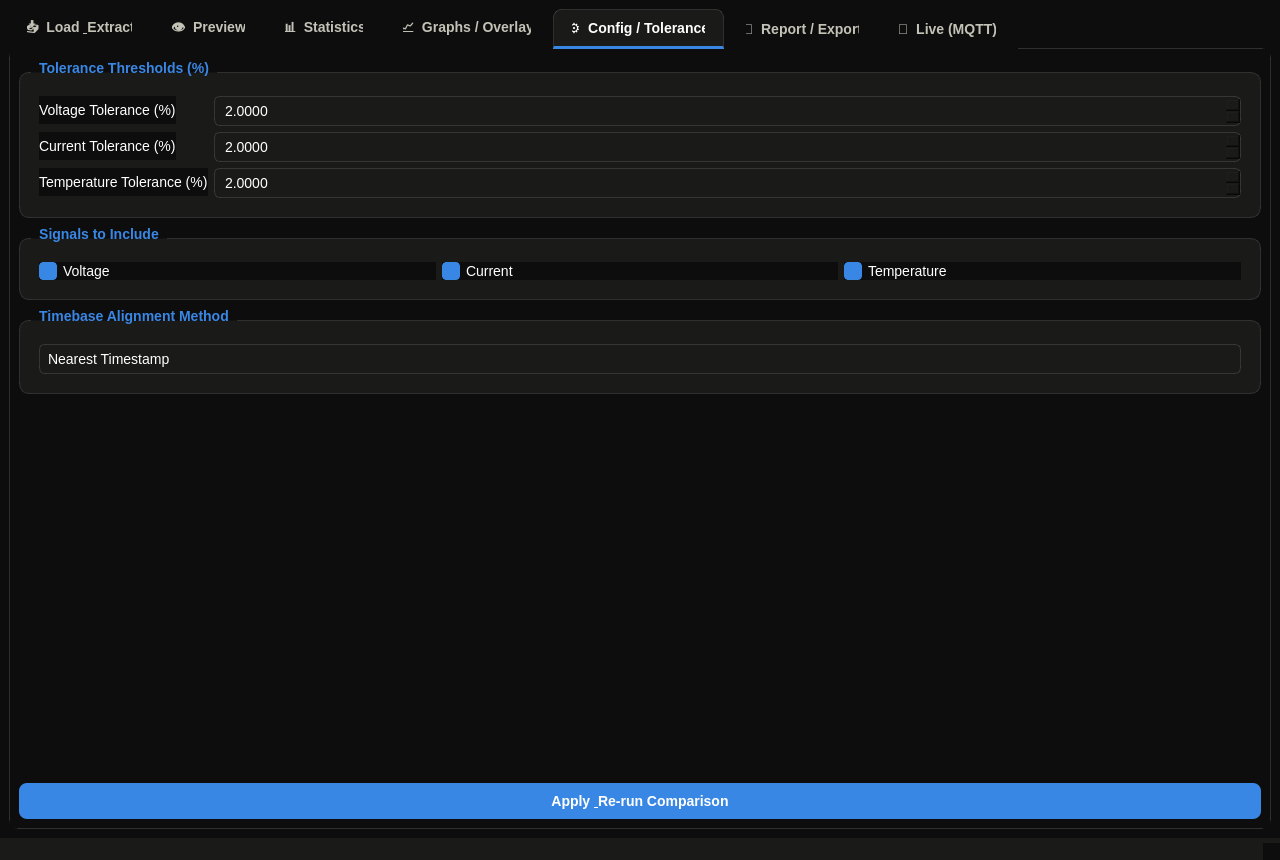
The window that f.ui (Mezo-2006/COMPARISON-BATTERY-TOOL) describes before a commit, drawn with Qt 5.
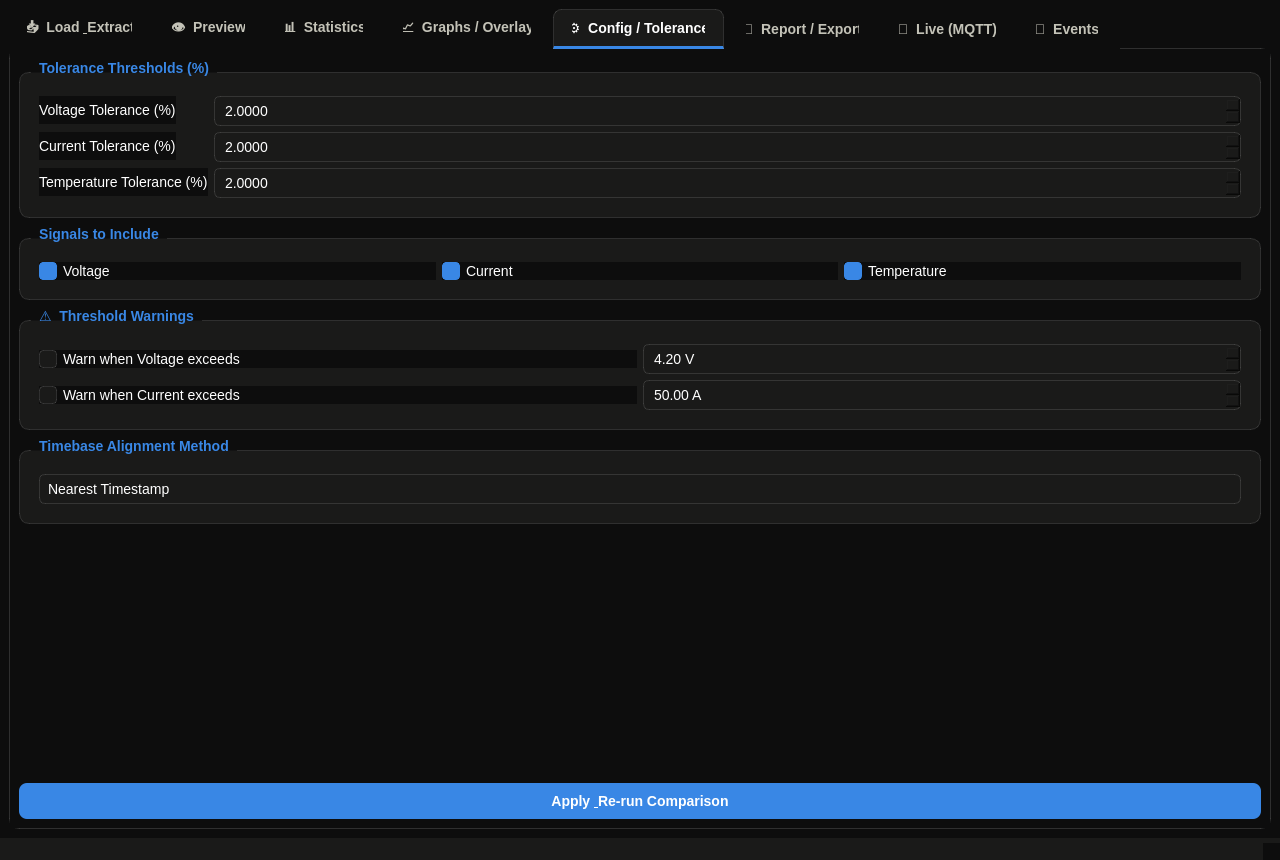
The same window after the commit. The open tabs and pages were chosen to show the change. Custom widgets are drawn as their Qt base class.

Commit message: synthetic data  generater and publisher plus new event detector

What changed in the file:
```diff
--- a/f.ui
+++ b/f.ui
@@ -792,6 +792,79 @@
           </layout>
          </widget>
         </item>
+        <item>
+         <widget class="QGroupBox" name="groupBoxThresholdWarnings">
+          <property name="title">
+           <string>⚠  Threshold Warnings</string>
+          </property>
+          <layout class="QGridLayout" name="gridLayoutThresholdWarnings">
+           <item row="0" column="0">
+            <widget class="QCheckBox" name="checkBoxEnableVoltageThreshold">
+             <property name="text">
+              <string>Warn when Voltage exceeds</string>
+             </property>
+            </widget>
+           </item>
+           <item row="0" column="1">
+            <widget class="QDoubleSpinBox" name="doubleSpinBoxVoltageThreshold">
+             <property name="enabled">
+              <bool>false</bool>
+             </property>
+             <property name="suffix">
+              <string> V</string>
+             </property>
+             <property name="decimals">
+              <number>2</number>
+             </property>
+             <property name="minimum">
+              <double>-1000.000000000000000</double>
+             </property>
+             <property name="maximum">
+              <double>1000.000000000000000</double>
+             </property>
+             <property name="singleStep">
+              <double>0.100000000000000</double>
+             </property>
+             <property name="value">
+              <double>4.200000000000000</double>
+             </property>
+            </widget>
+           </item>
+           <item row="1" column="0">
+            <widget class="QCheckBox" name="checkBoxEnableCurrentThreshold">
+             <property name="text">
+              <string>Warn when Current exceeds</string>
+             </property>
+            </widget>
+           </item>
+           <item row="1" column="1">
+            <widget class="QDoubleSpinBox" name="doubleSpinBoxCurrentThreshold">
+             <property name="enabled">
+              <bool>false</bool>
+             </property>
+             <property name="suffix">
+              <string> A</string>
+             </property>
+             <property name="decimals">
+              <number>2</number>
+             </property>
+             <property name="minimum">
+              <double>-1000.000000000000000</double>
+             </property>
+             <property name="maximum">
+              <double>1000.000000000000000</double>
+             </property>
+             <property name="singleStep">
+              <double>0.500000000000000</double>
+             </property>
+             <property name="value">
+              <double>50.000000000000000</double>
+             </property>
+            </widget>
+           </item>
+          </layout>
+         </widget>
+        </item>
         <item>
          <widget class="QGroupBox" name="groupBoxAlignment">
           <property name="title">
@@ -1200,6 +1273,27 @@
        </layout>
       </widget>
 
+      <!-- ===================== TAB 8: EVENT DETECTION ===================== -->
+      <widget class="QWidget" name="tabEvents">
+       <attribute name="title">
+        <string>🚨  Events</string>
+       </attribute>
+       <layout class="QVBoxLayout" name="verticalLayoutEvents">
+        <property name="leftMargin">
+         <number>0</number>
+        </property>
+        <property name="topMargin">
+         <number>0</number>
+        </property>
+        <property name="rightMargin">
+         <number>0</number>
+        </property>
+        <property name="bottomMargin">
+         <number>0</number>
+        </property>
+       </layout>
+      </widget>
+
      </widget>
     </item>
    </layout>
```
Left out of the diff: 26 changed lines with no effect on the pictures. The commit also changes 14 other files.
